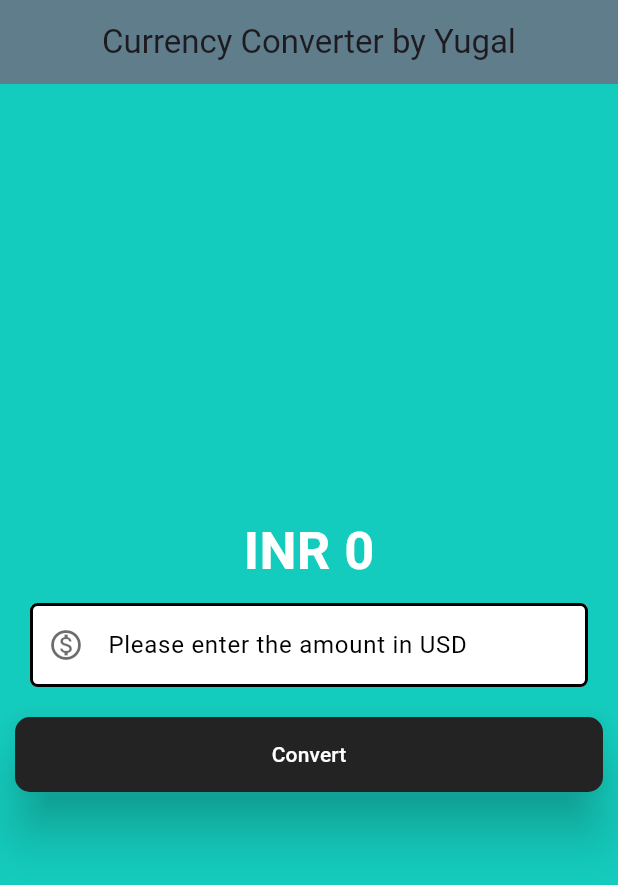
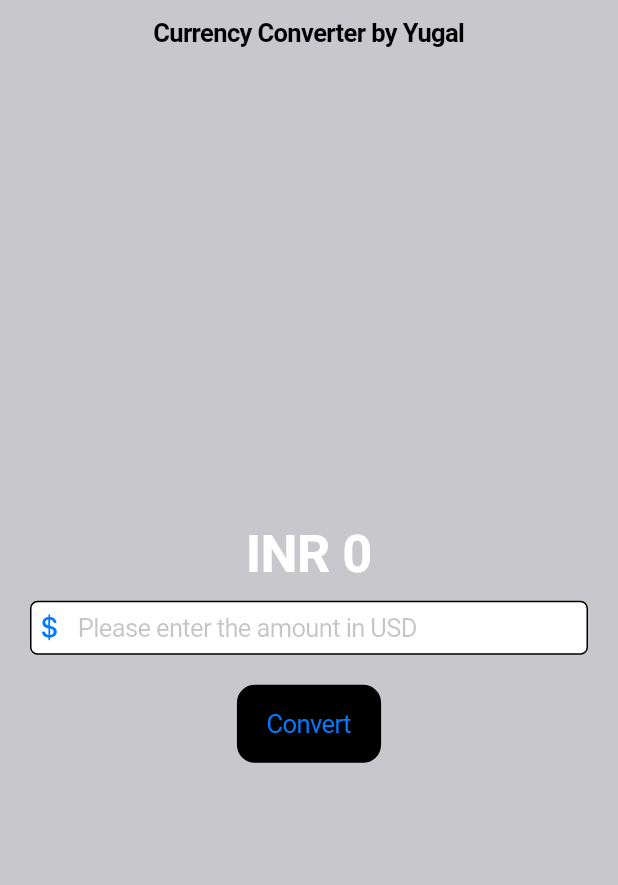
Before and after one commit to yugalgaur174/Currency_Converter_MaterialApp, a Flutter app: the screen it shows after launch, on a phone screen of 412 x 824 dp. Shown: the top 885 px of the screen. Run offline on Flutter 3.47's test engine with Material 3 defaults, Android fonts, the phone set to English and light mode, and no system bars.

Commit message:
Cupertino app is built

```diff
--- /dev/null
+++ b/lib/currency_converter_cupertino_page.dart
@@ -0,0 +1,114 @@
+import 'package:flutter/cupertino.dart';
+//stfl a shortcut
+class CurrencyConverterCupertinoPage extends StatefulWidget {
+  const CurrencyConverterCupertinoPage({super.key});
+
+  @override
+  State<CurrencyConverterCupertinoPage> createState() => _MyWidCurrencyConverterCupertinoPage();
+}
+
+class _MyWidCurrencyConverterCupertinoPage extends State<CurrencyConverterCupertinoPage> {
+  double result=0;
+
+  final TextEditingController textEditingController= TextEditingController();
+
+  void convert(){
+    setState(() {
+                result=double.parse(textEditingController.text)*81;
+
+                });
+  }
+  @override
+  Widget build(BuildContext context) {
+
+
+    return CupertinoPageScaffold(
+      // backgroundColor: Color.fromARGB(0, 0, 0, 1),
+      backgroundColor: CupertinoColors.systemGrey3,
+      navigationBar:const CupertinoNavigationBar(
+        backgroundColor: CupertinoColors.systemGrey3,
+        middle: Text('Currency Converter by Yugal'),
+        // actions: [Text('Hello!!')],
+      ),
+      child: Center(
+        child: Column(
+          mainAxisAlignment: MainAxisAlignment.center,
+          children: [
+            // Container(
+              // padding: const EdgeInsets.all(10),
+              // margin: const EdgeInsets.all(10),
+              // color: Colors.black,
+              // height: 300,
+              // width: 200,
+              // child: const Text(
+              Text(
+
+                'INR ${result!=0?result.toStringAsFixed(3): result.toStringAsFixed(0)}',
+                style: const TextStyle(
+                  fontSize: 35,
+                  fontWeight: FontWeight.bold,
+                  color: Color.fromARGB(255, 255, 255, 255),
+                ),
+              ),
+            // ),
+            //padding
+            //container widge
+
+            Container( //or you can use padding in place of container
+              // padding: const EdgeInsets.all(8.0),
+              padding: const EdgeInsets.symmetric(horizontal: 10),
+              margin: const EdgeInsets.all(10),
+              // color: Colors.black,
+              child: CupertinoTextField(
+                controller: textEditingController,
+                onSubmitted: (value){
+                  print(value);
+                },
+                style: const TextStyle(
+                  color: CupertinoColors.black
+                ),
+                decoration: BoxDecoration(
+                  border:Border.all(),
+                  borderRadius:BorderRadius.circular(5) ,
+                  color: CupertinoColors.white,
+                ),
+                placeholder: "Please enter the amount in USD",
+                prefix: const Icon(CupertinoIcons.money_dollar),
+                keyboardType: const TextInputType.numberWithOptions(
+                  decimal: true,
+                  signed: true,
+                ),
+              ),
+            ),
+
+            //raised button
+            //appears like a text button
+            Padding(
+              padding: const EdgeInsets.all(10.0),
+              child: CupertinoButton(onPressed: convert,
+                //three modes: debug, release, profile
+                // if(kDebugMode){
+                //   print("Button is Pressed");
+                // }
+                // print(textEditingController.text);
+                // print();
+                // debugPrint("Button is Pressed");
+                // build(context);
+                // result=double.parse(textEditingController.text)*81;   can be inside setstate or out of set state but setstate is necessary
+
+                // setState(() {
+                // result=double.parse(textEditingController.text)*81;
+
+                // });
+
+                color: CupertinoColors.black,
+
+              child: const Text("Convert"),
+              ),
+            ),
+          ],
+        ),
+      ),
+    );
+  }
+}
--- a/lib/main.dart
+++ b/lib/main.dart
@@ -1,8 +1,10 @@
 import 'package:currency_converter/currency_converter_material_page.dart';
 import 'package:flutter/material.dart';
+import 'currency_converter_cupertino_page.dart';
+import 'package:flutter/cupertino.dart';
 
 void main(){
-  runApp(const MyApp());
+  runApp(const MyCupertinoApp());
 }
 
 //Types of Widges
@@ -21,3 +23,14 @@ class MyApp extends StatelessWidget {
 
   }
 }
+
+class MyCupertinoApp extends StatelessWidget {
+  const MyCupertinoApp({super.key});
+
+  @override
+  Widget build(BuildContext context) {
+    return const CupertinoApp(
+      home: CurrencyConverterCupertinoPage()
+    );
+  }
+}
```
